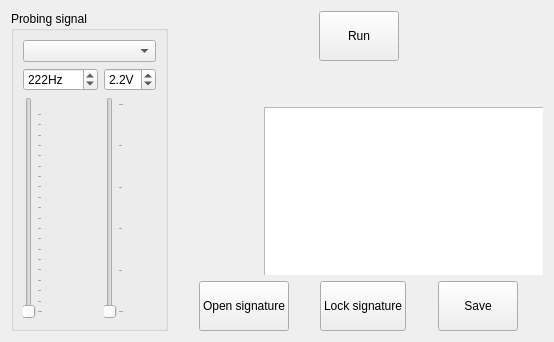
Old version of the form formanalyze.ui in the repository polovik/asa.
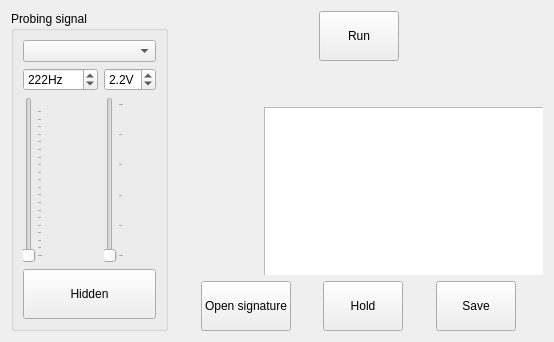
New version of the form. Icons and pictures are not drawn. Custom widgets are drawn as their Qt base class.

Commit message: Divide "Lock signature" button on two different - Show/hide previous signature and Hold signature.

What changed in the file:
```diff
--- a/formanalyze.ui
+++ b/formanalyze.ui
@@ -19,7 +19,7 @@
      <property name="title">
       <string>Probing signal</string>
      </property>
-     <layout class="QVBoxLayout" name="verticalLayout">
+     <layout class="QVBoxLayout" name="verticalLayout" stretch="0,2,0">
       <item>
        <widget class="QComboBox" name="boxWaveForm"/>
       </item>
@@ -97,6 +97,27 @@
         </item>
        </layout>
       </item>
+      <item>
+       <widget class="QPushButton" name="buttonShowStoredSignature">
+        <property name="minimumSize">
+         <size>
+          <width>0</width>
+          <height>50</height>
+         </size>
+        </property>
+        <property name="text">
+         <string>Hidden</string>
+        </property>
+        <property name="icon">
+         <iconset resource="analog_signature_analyzer.qrc">
+          <normaloff>:/icons/eye_closed.ico</normaloff>
+          <normalon>:/icons/eye_open.ico</normalon>:/icons/eye_closed.ico</iconset>
+        </property>
+        <property name="checkable">
+         <bool>true</bool>
+        </property>
+       </widget>
+      </item>
      </layout>
     </widget>
    </item>
@@ -238,15 +259,11 @@
           </size>
          </property>
          <property name="text">
-          <string>Lock signature</string>
+          <string>Hold</string>
          </property>
          <property name="icon">
           <iconset resource="analog_signature_analyzer.qrc">
-           <normaloff>:/icons/locked.ico</normaloff>
-           <normalon>:/icons/unlocked.ico</normalon>:/icons/locked.ico</iconset>
-         </property>
-         <property name="checkable">
-          <bool>true</bool>
+           <normaloff>:/icons/locked.ico</normaloff>:/icons/locked.ico</iconset>
          </property>
         </widget>
        </item>
```
Left out of the diff: 4 changed lines with no effect on the pictures. The commit also changes 13 other files.
